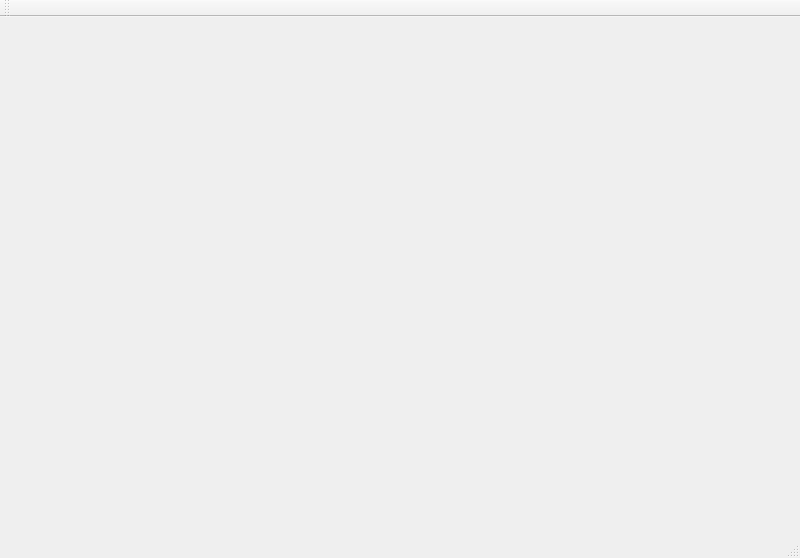
Qt form BusBar/mainwindow.ui (luozhiyong131/BusBar) before a commit.
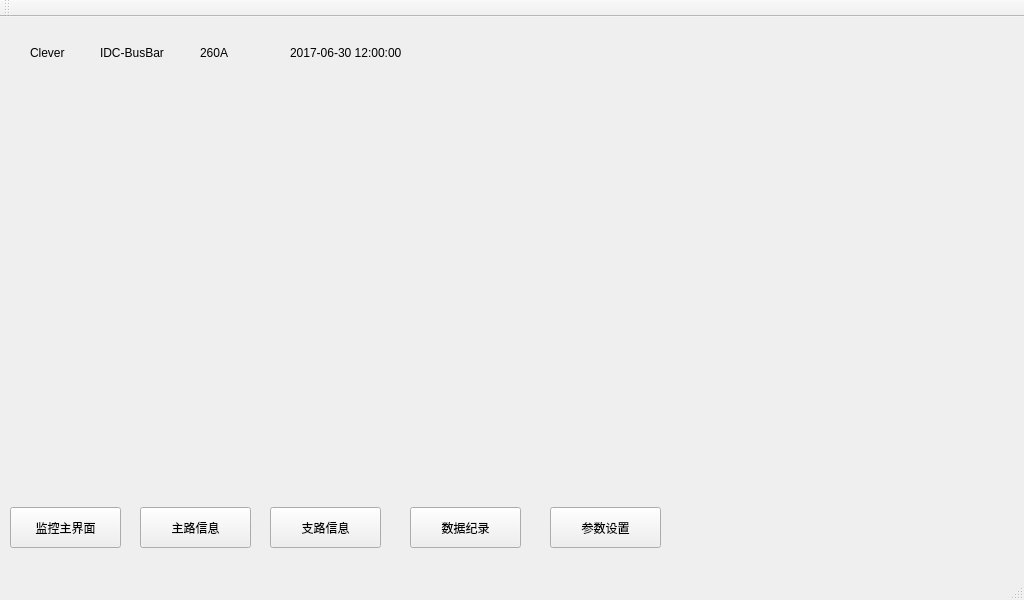
The same form after that commit.

Commit message: 界面部分

```diff
--- a/BusBar/mainwindow.ui
+++ b/BusBar/mainwindow.ui
@@ -6,8 +6,8 @@
    <rect>
     <x>0</x>
     <y>0</y>
-    <width>800</width>
-    <height>558</height>
+    <width>1024</width>
+    <height>600</height>
    </rect>
   </property>
   <property name="windowTitle">
@@ -19,15 +19,130 @@
      <rect>
       <x>20</x>
       <y>70</y>
-      <width>291</width>
-      <height>261</height>
+      <width>991</width>
+      <height>391</height>
      </rect>
     </property>
     <property name="currentIndex">
      <number>1</number>
     </property>
-    <widget class="QWidget" name="page"/>
-    <widget class="QWidget" name="page_2"/>
+   </widget>
+   <widget class="QToolButton" name="homeBtn">
+    <property name="geometry">
+     <rect>
+      <x>10</x>
+      <y>490</y>
+      <width>111</width>
+      <height>41</height>
+     </rect>
+    </property>
+    <property name="text">
+     <string>监控主界面</string>
+    </property>
+   </widget>
+   <widget class="QToolButton" name="lineBtn">
+    <property name="geometry">
+     <rect>
+      <x>140</x>
+      <y>490</y>
+      <width>111</width>
+      <height>41</height>
+     </rect>
+    </property>
+    <property name="text">
+     <string>主路信息</string>
+    </property>
+   </widget>
+   <widget class="QToolButton" name="branchBtn">
+    <property name="geometry">
+     <rect>
+      <x>270</x>
+      <y>490</y>
+      <width>111</width>
+      <height>41</height>
+     </rect>
+    </property>
+    <property name="text">
+     <string>支路信息</string>
+    </property>
+   </widget>
+   <widget class="QToolButton" name="logBtn">
+    <property name="geometry">
+     <rect>
+      <x>410</x>
+      <y>490</y>
+      <width>111</width>
+      <height>41</height>
+     </rect>
+    </property>
+    <property name="text">
+     <string>数据纪录</string>
+    </property>
+   </widget>
+   <widget class="QToolButton" name="setBtn">
+    <property name="geometry">
+     <rect>
+      <x>550</x>
+      <y>490</y>
+      <width>111</width>
+      <height>41</height>
+     </rect>
+    </property>
+    <property name="text">
+     <string>参数设置</string>
+    </property>
+   </widget>
+   <widget class="QLabel" name="label">
+    <property name="geometry">
+     <rect>
+      <x>30</x>
+      <y>20</y>
+      <width>51</width>
+      <height>31</height>
+     </rect>
+    </property>
+    <property name="text">
+     <string>Clever</string>
+    </property>
+   </widget>
+   <widget class="QLabel" name="nameLab">
+    <property name="geometry">
+     <rect>
+      <x>100</x>
+      <y>20</y>
+      <width>81</width>
+      <height>31</height>
+     </rect>
+    </property>
+    <property name="text">
+     <string>IDC-BusBar</string>
+    </property>
+   </widget>
+   <widget class="QLabel" name="ratedLab">
+    <property name="geometry">
+     <rect>
+      <x>200</x>
+      <y>20</y>
+      <width>51</width>
+      <height>31</height>
+     </rect>
+    </property>
+    <property name="text">
+     <string>260A</string>
+    </property>
+   </widget>
+   <widget class="QLabel" name="timeLab">
+    <property name="geometry">
+     <rect>
+      <x>290</x>
+      <y>20</y>
+      <width>161</width>
+      <height>31</height>
+     </rect>
+    </property>
+    <property name="text">
+     <string>2017-06-30 12:00:00</string>
+    </property>
    </widget>
   </widget>
   <widget class="QMenuBar" name="menuBar">
```
Left out of the diff: 8 changed lines with no effect on the pictures. The commit also changes 31 other files.
